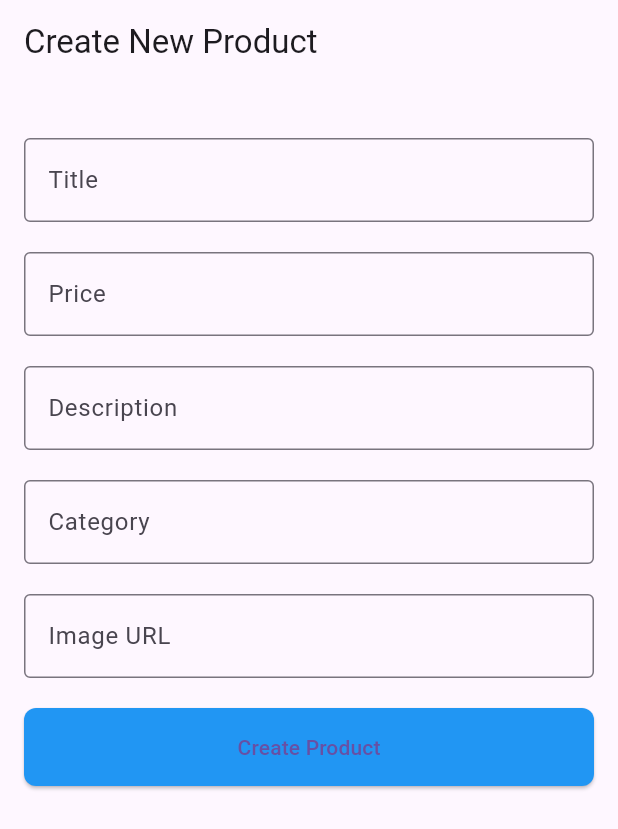
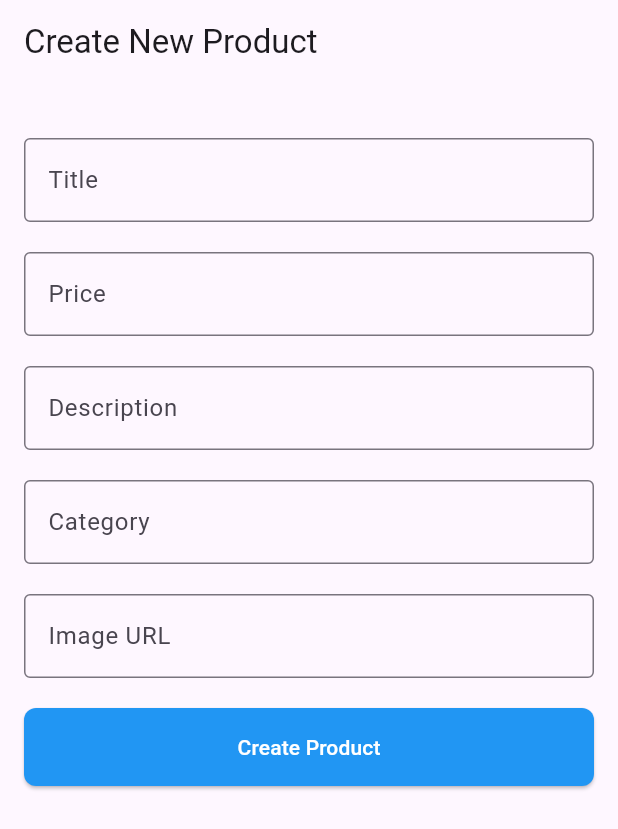
Before and after one commit to abdillahfaiz/flutter_modul, a Flutter app: the screen it shows after launch, on a phone screen of 412 x 824 dp. Shown: the top 829 px of the screen. Run offline on Flutter 3.47's test engine with Material 3 defaults, Android fonts, the light colour scheme and no system bars; our stand-ins replace bloc, dio, either_dart, equatable, flutter_bloc.

Commit message:
update latihan cubit

```diff
--- a/Cubit State Management/latihan/cubit_dasar/lib/datasource/product_service.dart
+++ b/Cubit State Management/latihan/cubit_dasar/lib/datasource/product_service.dart
@@ -6,7 +6,7 @@
 import 'package:either_dart/either.dart';
 
 class ProductService {
-  final dio = Dio();
+  final dio = Dio(BaseOptions(connectTimeout: Duration(seconds: 5)));
 
   Future<Either<String, DetailProductModel>> fetchProductDetail() async {
     try {
--- a/Cubit State Management/latihan/cubit_dasar/lib/presentation/create_new_product_screen.dart
+++ b/Cubit State Management/latihan/cubit_dasar/lib/presentation/create_new_product_screen.dart
@@ -26,9 +26,15 @@
   final categoryController = TextEditingController();
   final imageController = TextEditingController();
 
+  final GlobalKey<FormState> _formKey = GlobalKey<FormState>();
+
   @override
   Widget build(BuildContext context) {
     return BlocListener<ProductCubit, ProductState>(
+      listenWhen:
+          (previous, current) =>
+              current.createProductModel.id != previous.createProductModel.id ||
+              current.error != previous.error,
       listener: (context, state) {
         if (state.createProductModel.id != null) {
           ScaffoldMessenger.of(context).showSnackBar(
@@ -42,6 +48,11 @@
               duration: const Duration(seconds: 2),
             ),
           );
+          titleController.clear();
+          priceController.clear();
+          descriptionController.clear();
+          categoryController.clear();
+          imageController.clear();
         } else if (state.error != '') {
           ScaffoldMessenger.of(context).showSnackBar(
             SnackBar(
@@ -56,47 +67,84 @@
         appBar: AppBar(title: const Text('Create New Product')),
         body: Padding(
           padding: const EdgeInsets.symmetric(horizontal: 16, vertical: 16),
+          child: Form(
+            key: _formKey,
             child: Column(
               children: [
                 const SizedBox(height: 20),
-              TextField(
+                TextFormField(
                   controller: titleController,
                   decoration: const InputDecoration(
                     labelText: 'Title',
                     border: OutlineInputBorder(),
                   ),
+                  validator: (value) {
+                    if (value == '') {
+                      return 'Title tidak boleh kosong';
+                    }
+                    //kalo mao cek email valid atau tidak
+                    // if (!value!.contains('@')) {
+                    //   return 'Email tidak valid';
+                    // }
+                    return null;
+                  },
                 ),
                 const SizedBox(height: 20),
-              TextField(
+                TextFormField(
                   controller: priceController,
                   decoration: const InputDecoration(
                     labelText: 'Price',
                     border: OutlineInputBorder(),
                   ),
+                  validator: (value) {
+                    if (value == '') {
+                      return 'Price tidak boleh kosong';
+                    } else {
+                      return null;
+                    }
+                  },
                 ),
                 const SizedBox(height: 20),
-              TextField(
+                TextFormField(
                   controller: descriptionController,
+                  validator: (value) {
+                    if (value == '') {}
+                    return 'Description tidak boleh kosong';
+                  },
                   decoration: const InputDecoration(
                     labelText: 'Description',
                     border: OutlineInputBorder(),
                   ),
                 ),
                 const SizedBox(height: 20),
-              TextField(
+                TextFormField(
                   controller: categoryController,
                   decoration: const InputDecoration(
                     labelText: 'Category',
                     border: OutlineInputBorder(),
                   ),
+                  validator: (value) {
+                    if (value == '') {
+                      return 'Category tidak boleh kosong';
+                    } else {
+                      return null;
+                    }
+                  },
                 ),
                 const SizedBox(height: 20),
-              TextField(
+                TextFormField(
                   controller: imageController,
                   decoration: const InputDecoration(
                     labelText: 'Image URL',
                     border: OutlineInputBorder(),
                   ),
+                  validator: (value) {
+                    if (value == '') {
+                      return 'Image URL tidak boleh kosong';
+                    } else {
+                      return null;
+                    }
+                  },
                 ),
                 const SizedBox(height: 20),
                 BlocBuilder<ProductCubit, ProductState>(
@@ -105,7 +153,6 @@
                       width: double.infinity,
                       child: ElevatedButton(
                         onPressed: () {
-
                           final title = titleController.text;
                           final price =
                               double.tryParse(priceController.text) ?? 0.0;
@@ -113,6 +160,7 @@
                           final category = categoryController.text;
                           final image = imageController.text;
 
+                          if (_formKey.currentState!.validate()) {
                             context.read<ProductCubit>().createProduct(
                               id: 1,
                               title: title,
@@ -121,6 +169,7 @@
                               category: category,
                               image: image,
                             );
+                          }
                         },
                         style: ElevatedButton.styleFrom(
                           padding: const EdgeInsets.symmetric(vertical: 16),
@@ -131,10 +180,11 @@
                         ),
                         child:
                             state.isLoading
-                              ? const CircularProgressIndicator(
-                                color: Colors.white,
-                              )
-                              : const Text('Create Product'),
+                                ? CircularProgressIndicator()
+                                : Text(
+                                  'Create Product',
+                                  style: TextStyle(color: Colors.white),
+                                ),
                       ),
                     );
                   },
@@ -143,6 +193,7 @@
             ),
           ),
         ),
+      ),
     );
   }
 }
```
Lines whose indentation alone changed are shown as unchanged.
